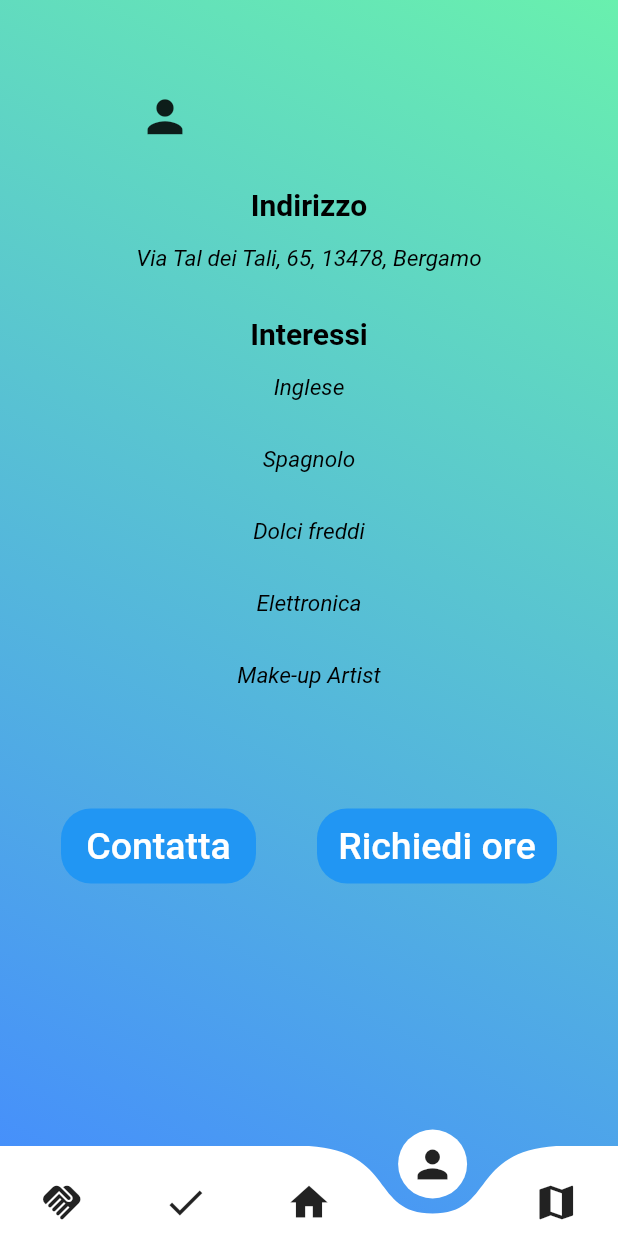
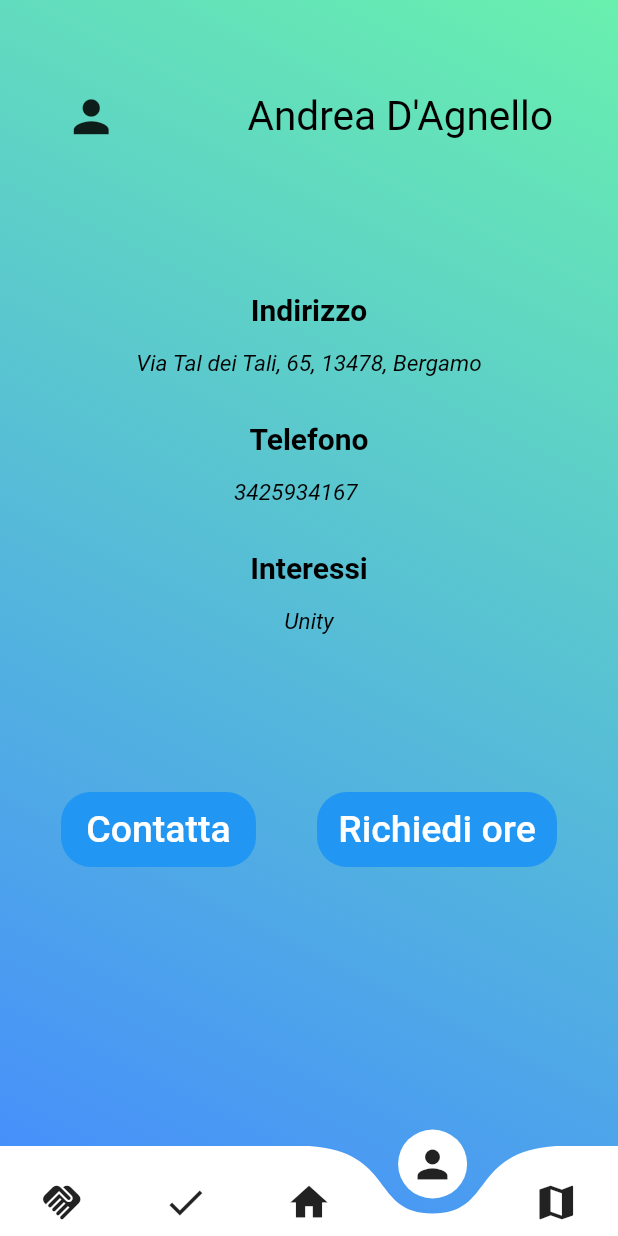
Before and after one commit to lory9894University/MyTimeTrade, a Flutter app: the Profile screen opened by its route, on a phone screen of 412 x 824 dp. Run offline on Flutter 3.47's test engine with Material 2 defaults, Android fonts, the phone set to English and light mode, and no system bars; drawn by our look-alikes of curved_navigation_bar; our stand-ins replace accordion, cloud_firestore, firebase_auth, firebase_core, firebase_database, flutter_signin_button and 6 more; missing offline and left inert: cloud_firestore_web, firebase_auth_web, firebase_core_web, firebase_database_web, flutter_facebook_auth_web, geoflutterfire and 2 more; accounts and stored records are empty.

Commit message:
modifica ui profile.dart

```diff
--- a/lib/screens/profile.dart
+++ b/lib/screens/profile.dart
@@ -12,12 +12,12 @@ class Profile extends StatefulWidget {
 }
 
 class _ProfileState extends State<Profile> {
-  Profile_Passage args = Profile_Passage('', '', '', '');
+  //Profile_Passage args = Profile_Passage('', '', '', '');
 
-  void didChangeDependencies() {
+  /*void didChangeDependencies() {
     args = ModalRoute.of(context)?.settings.arguments as Profile_Passage;
     super.didChangeDependencies();
-  }
+  }*/
 
   @override
   Widget build(BuildContext context) {
@@ -47,11 +47,11 @@ class _ProfileState extends State<Profile> {
                         fontSize: 27.0,
                         color: Colors.black,
                       ),
-                      child: Text('${args.nome} ${args.cognome}'))
+                      child: Text("Andrea D'Agnello")) //Text('${args.nome} ${args.cognome}'))
                 ],
               ),
             ),
-            Padding(padding: EdgeInsets.only(top: 30)),
+            Padding(padding: EdgeInsets.only(top: 100)),
             Container(
               child: Row(
                 mainAxisAlignment: MainAxisAlignment.center,
@@ -98,13 +98,69 @@ class _ProfileState extends State<Profile> {
                       color: Colors.black,
                       fontWeight: FontWeight.bold,
                     ),
+                    child: Text("Telefono"),
+                  ),
+                ],
+              ),
+            ),
+            Padding(padding: EdgeInsets.only(top: 15)),
+            Container(
+              child: Row(
+                mainAxisSize: MainAxisSize.min,
+                mainAxisAlignment: MainAxisAlignment.center,
+                children: <Widget>[
+                  Container(
+                    constraints: BoxConstraints(minWidth: 100, maxWidth: 350),
+                    child: const DefaultTextStyle(
+                      style: TextStyle(
+                        fontStyle: FontStyle.italic,
+                        fontSize: 15.0,
+                        color: Colors.black,
+                      ),
+                      child: Text("3425934167"),
+                    ),
+                  ),
+                ],
+              ),
+            ),
+            Padding(padding: EdgeInsets.only(top: 30)),
+            Container(
+              child: Row(
+                mainAxisAlignment: MainAxisAlignment.center,
+                children: const [
+                  DefaultTextStyle(
+                    style: TextStyle(
+                      fontSize: 20.0,
+                      color: Colors.black,
+                      fontWeight: FontWeight.bold,
+                    ),
                     child: Text("Interessi"),
                   ),
                 ],
               ),
             ),
-            ListView(
-              //TODO: Impostare il ListView.builder(), https://www.javatpoint.com/flutter-lists, dopo aver collegato DB
+            Padding(padding: EdgeInsets.only(top: 15)),
+            Container(
+              child: Row(
+                mainAxisSize: MainAxisSize.min,
+                mainAxisAlignment: MainAxisAlignment.center,
+                children: <Widget>[
+                  Container(
+                    //constraints: BoxConstraints(minWidth: 100, maxWidth: 350),
+                    child: const DefaultTextStyle(
+                      style: TextStyle(
+                        fontStyle: FontStyle.italic,
+                        fontSize: 15.0,
+                        color: Colors.black,
+                      ),
+                      child: Text("Unity"),
+                    ),
+                  ),
+                ],
+              ),
+            ),
+            Padding(padding: EdgeInsets.only(top: 100)),
+            /*ListView(
               shrinkWrap: true,
               children: const <Widget>[
                 ListTile(
@@ -158,7 +214,7 @@ class _ProfileState extends State<Profile> {
                           child: Text('Make-up Artist'))),
                 ),
               ],
-            ),
+            ),*/
             Padding(padding: EdgeInsets.only(top: 5)),
             Container(
               child: Row(
@@ -199,7 +255,7 @@ class _ProfileState extends State<Profile> {
                         borderRadius: BorderRadius.circular(20)),
                     child: TextButton(
                       onPressed: () {
-                        if (args.servizio != '') {
+                        /*if (args.servizio != '') {
                           Navigator.pushNamed(
                             context,
                             '/ore',
@@ -212,7 +268,7 @@ class _ProfileState extends State<Profile> {
                           );
                         } else {
                           null;
-                        }
+                        }*/
                       },
                       child: const Text(
                         'Richiedi ore',
```
